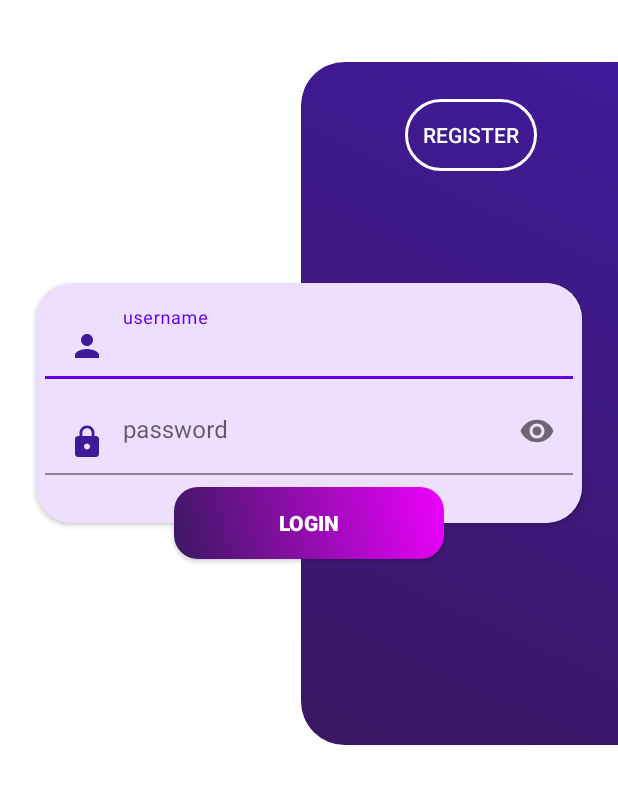
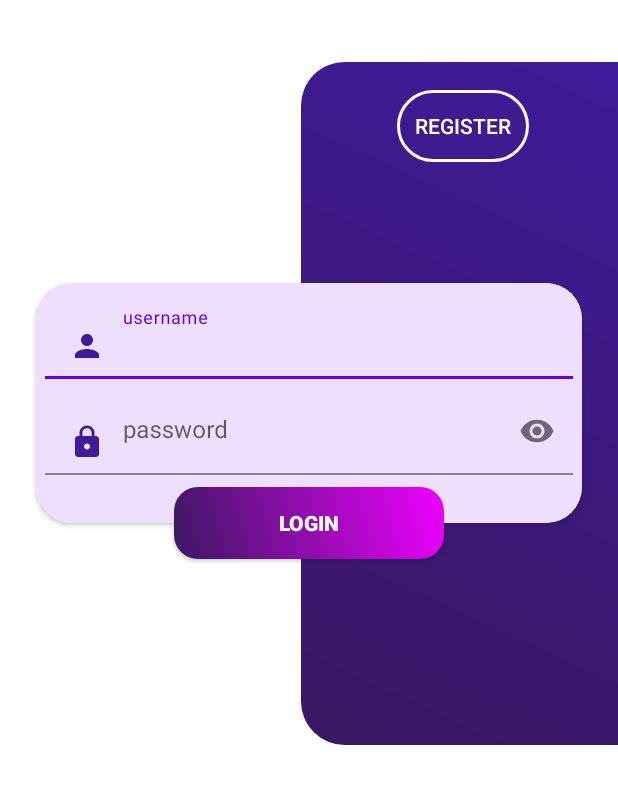
Before and after one commit to 0x41gawor/tayckner-android-client, an Android app: the screen it shows after launch (MainActivity), on a phone screen of 412 x 824 dp, the part 215-1019 px from its top. Run offline under Robolectric (Android 15) with nearby library versions, the light colour scheme and no system bars.

Commit message:
refactor(login): align top buttons height #6

```diff
--- a/app/src/main/res/layout/fragment_login.xml
+++ b/app/src/main/res/layout/fragment_login.xml
@@ -42,10 +42,11 @@
         android:textColor="@color/OnPrimary"
         app:layout_constraintBottom_toBottomOf="@+id/view_background"
         app:layout_constraintEnd_toEndOf="@+id/view_background"
-        app:layout_constraintHorizontal_bias="0.56"
+        app:layout_constraintHorizontal_bias="0.52"
         app:layout_constraintStart_toStartOf="@+id/view_background"
         app:layout_constraintTop_toTopOf="@+id/view_background"
-        app:layout_constraintVertical_bias="0.061" />
+        app:layout_constraintVertical_bias="0.046"
+        />
 
     <androidx.cardview.widget.CardView
         android:id="@+id/cardView"
--- a/app/src/main/res/layout/fragment_register.xml
+++ b/app/src/main/res/layout/fragment_register.xml
@@ -41,10 +41,11 @@
         android:textColor="@color/OnPrimary"
         app:layout_constraintBottom_toBottomOf="@+id/view_background"
         app:layout_constraintEnd_toEndOf="@+id/view_background"
-        app:layout_constraintHorizontal_bias="0.447"
+        app:layout_constraintHorizontal_bias="0.52"
         app:layout_constraintStart_toStartOf="@+id/view_background"
         app:layout_constraintTop_toTopOf="@+id/view_background"
-        app:layout_constraintVertical_bias="0.044" />
+        app:layout_constraintVertical_bias="0.046"
+        />
 
     <androidx.cardview.widget.CardView
         android:id="@+id/cardView"
```
